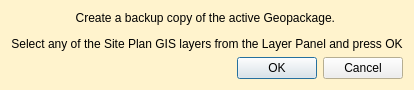
Old version of the form PCA_Geomax_Survey_Processing/pca_geomax_backup_geopackage_dialog_base.ui in the repository PCA-Geodata/PCA_Geomax_Survey_Processing_QGIS_Plugin.
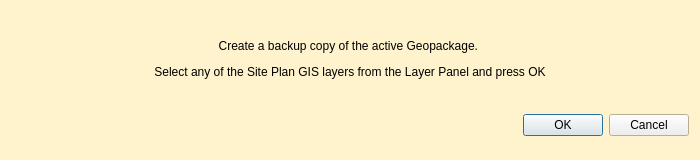
New version of the form. Icons and pictures are not drawn.

Commit message: add geomax proc 2.0

```diff
--- a/PCA_Geomax_Survey_Processing/pca_geomax_backup_geopackage_dialog_base.ui
+++ b/PCA_Geomax_Survey_Processing/pca_geomax_backup_geopackage_dialog_base.ui
@@ -9,10 +9,34 @@
    <rect>
     <x>0</x>
     <y>0</y>
-    <width>491</width>
-    <height>123</height>
+    <width>700</width>
+    <height>160</height>
    </rect>
   </property>
+  <property name="sizePolicy">
+   <sizepolicy hsizetype="Fixed" vsizetype="Fixed">
+    <horstretch>0</horstretch>
+    <verstretch>0</verstretch>
+   </sizepolicy>
+  </property>
+  <property name="minimumSize">
+   <size>
+    <width>700</width>
+    <height>160</height>
+   </size>
+  </property>
+  <property name="maximumSize">
+   <size>
+    <width>700</width>
+    <height>160</height>
+   </size>
+  </property>
+  <property name="baseSize">
+   <size>
+    <width>0</width>
+    <height>0</height>
+   </size>
+  </property>
   <property name="palette">
    <palette>
     <active>
@@ -82,16 +106,54 @@
   </property>
   <layout class="QGridLayout" name="gridLayout">
    <property name="sizeConstraint">
-    <enum>QLayout::SetFixedSize</enum>
+    <enum>QLayout::SetMinimumSize</enum>
    </property>
-   <item row="0" column="0" colspan="2">
+   <item row="0" column="1" colspan="2">
     <widget class="QLabel" name="label">
      <property name="text">
       <string>&lt;html&gt;&lt;head/&gt;&lt;body&gt;&lt;p align=&quot;center&quot;&gt;Create a backup copy of the active Geopackage. &lt;/p&gt;&lt;p align=&quot;center&quot;&gt;Select any of the Site Plan GIS layers from the Layer Panel and press OK&lt;/p&gt;&lt;/body&gt;&lt;/html&gt;</string>
      </property>
     </widget>
    </item>
-   <item row="1" column="1">
+   <item row="0" column="3">
+    <widget class="QLabel" name="label_2">
+     <property name="maximumSize">
+      <size>
+       <width>75</width>
+       <height>75</height>
+      </size>
+     </property>
+     <property name="text">
+      <string/>
+     </property>
+     <property name="pixmap">
+      <pixmap>icons/geomax_backup_gpkg_icon.png</pixmap>
+     </property>
+     <property name="scaledContents">
+      <bool>true</bool>
+     </property>
+    </widget>
+   </item>
+   <item row="0" column="0">
+    <widget class="QLabel" name="label_3">
+     <property name="maximumSize">
+      <size>
+       <width>75</width>
+       <height>75</height>
+      </size>
+     </property>
+     <property name="text">
+      <string/>
+     </property>
+     <property name="pixmap">
+      <pixmap>icons/PCA_logo_square_100x100.png</pixmap>
+     </property>
+     <property name="scaledContents">
+      <bool>true</bool>
+     </property>
+    </widget>
+   </item>
+   <item row="1" column="2" colspan="2">
     <widget class="QDialogButtonBox" name="button_box">
      <property name="orientation">
       <enum>Qt::Horizontal</enum>
```
The commit also changes 47 other files.
